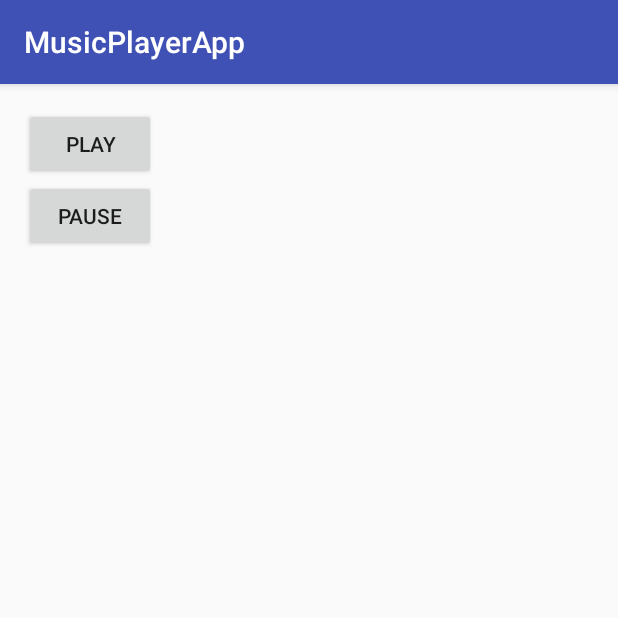
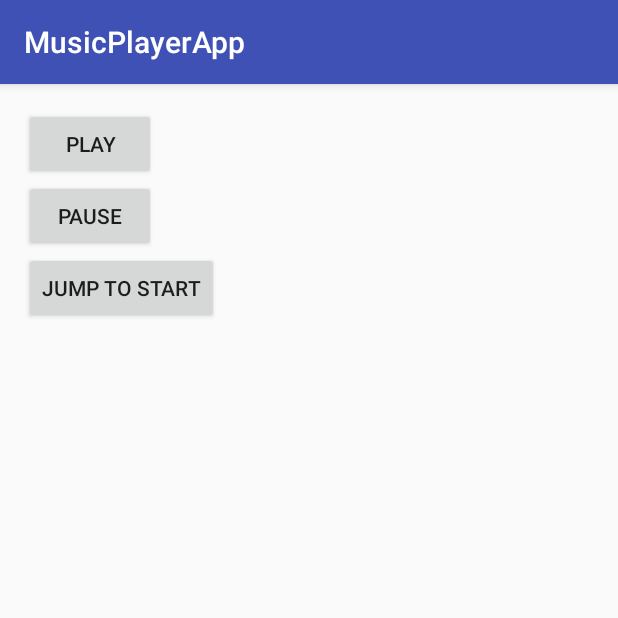
Before and after one commit to Laszlo1988/MusicPlayerApp, an Android app: the screen it shows after launch (MainActivity), after a tap on "PLAY", on a phone screen of 412 x 824 dp, the top half of it. Run offline under Robolectric (Android 15) with nearby library versions, the light colour scheme and no system bars.

Commit message:
Jump to start button is added.

```diff
--- a/app/src/main/java/com/example/level/musicplayerapp/MainActivity.java
+++ b/app/src/main/java/com/example/level/musicplayerapp/MainActivity.java
@@ -5,14 +5,17 @@ import android.support.v7.app.AppCompatActivity;
 import android.os.Bundle;
 import android.view.View;
 import android.widget.Button;
+import android.widget.Toast;
 
 public class MainActivity extends AppCompatActivity {
 
     //Initializing button variables.
-    private Button play, pause;
+    private Button play, pause, jumpToStart;
 
     //Initializing MediaPlayer variable.
     private MediaPlayer mediaPlayer;
+
+    private double startTime = 0;
 
     @Override
     protected void onCreate(Bundle savedInstanceState) {
@@ -22,6 +25,7 @@ public class MainActivity extends AppCompatActivity {
         //Connecting the button variables with the Buttons in the layout xml.
         play = (Button) findViewById(R.id.play);
         pause = (Button) findViewById(R.id.pause);
+        jumpToStart = (Button) findViewById(R.id.jumpToStart);
 
         //Creating a MediaPlayer for playing the sample song.
         mediaPlayer = MediaPlayer.create(this, R.raw.bensound_happyrock);
@@ -31,6 +35,7 @@ public class MainActivity extends AppCompatActivity {
 
             @Override
             public void onClick(View v) {
+                Toast.makeText(MainActivity.this, "Play", Toast.LENGTH_SHORT).show();
                 mediaPlayer.start();
             }
         });
@@ -41,8 +46,20 @@ public class MainActivity extends AppCompatActivity {
 
             @Override
             public void onClick(View v) {
+                Toast.makeText(MainActivity.this, "Pause", Toast.LENGTH_SHORT).show();
                 mediaPlayer.pause();
             }
         });
+
+        //Increasing volume.
+        jumpToStart.setOnClickListener(new View.OnClickListener() {
+
+            @Override
+            public void onClick(View v) {
+                Toast.makeText(MainActivity.this, "Back to start", Toast.LENGTH_SHORT).show();
+                mediaPlayer.seekTo((int) startTime);
+            }
+        });
+
     }
 }
--- a/app/src/main/res/layout/activity_main.xml
+++ b/app/src/main/res/layout/activity_main.xml
@@ -22,4 +22,12 @@
         android:layout_marginLeft="16dp"
         android:text="Pause"/>
 
+    <Button
+        android:id="@+id/jumpToStart"
+        android:layout_width="wrap_content"
+        android:layout_height="wrap_content"
+        android:layout_marginLeft="16dp"
+        android:text="Jump to Start" />
+
+
 </LinearLayout>
```
